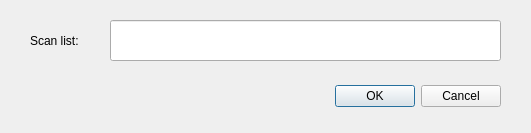
Before: the Qt Designer form hrpdrebin/range.ui in DiamondLightSource/dataproc-hrpd, drawn with Qt 5.
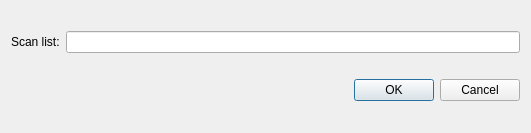
After: the same form once the commit is applied.

Commit message: Use layouts to allow UI resizing

What changed in the file:
```diff
--- a/hrpdrebin/range.ui
+++ b/hrpdrebin/range.ui
@@ -13,48 +13,32 @@
   <property name="windowTitle">
    <string>Add scans by numbers</string>
   </property>
-  <widget class="QDialogButtonBox" name="buttonBox">
-   <property name="geometry">
-    <rect>
-     <x>30</x>
-     <y>80</y>
-     <width>471</width>
-     <height>32</height>
-    </rect>
-   </property>
-   <property name="orientation">
-    <enum>Qt::Horizontal</enum>
-   </property>
-   <property name="standardButtons">
-    <set>QDialogButtonBox::Cancel|QDialogButtonBox::Ok</set>
-   </property>
-  </widget>
+  <layout class="QGridLayout" name="gridLayout">
+   <item row="0" column="0">
   <widget class="QLabel" name="label">
-   <property name="geometry">
-    <rect>
-     <x>30</x>
-     <y>30</y>
-     <width>66</width>
-     <height>21</height>
-    </rect>
-   </property>
    <property name="text">
     <string>Scan list:</string>
    </property>
   </widget>
+   </item>
+   <item row="0" column="1">
   <widget class="QLineEdit" name="range_edit">
-   <property name="geometry">
-    <rect>
-     <x>110</x>
-     <y>20</y>
-     <width>391</width>
-     <height>41</height>
-    </rect>
-   </property>
    <property name="toolTip">
     <string>&lt;html&gt;&lt;head/&gt;&lt;body&gt;&lt;p&gt;Enter scan numbers as comma separated list. Ranges can be include using a dash (or minus symbol).&lt;/p&gt;&lt;p&gt;&lt;br/&gt;&lt;/p&gt;&lt;p&gt;The files will be found using the DLS info and the directories of any scan files already added&lt;/p&gt;&lt;p&gt;&lt;br/&gt;&lt;/p&gt;&lt;/body&gt;&lt;/html&gt;</string>
    </property>
   </widget>
+   </item>
+   <item row="1" column="0" colspan="2">
+    <widget class="QDialogButtonBox" name="buttonBox">
+     <property name="orientation">
+      <enum>Qt::Horizontal</enum>
+     </property>
+     <property name="standardButtons">
+      <set>QDialogButtonBox::Cancel|QDialogButtonBox::Ok</set>
+     </property>
+    </widget>
+   </item>
+  </layout>
  </widget>
  <resources/>
  <connections>
```
Lines whose indentation alone changed are shown as unchanged. The commit also changes 3 other files.
